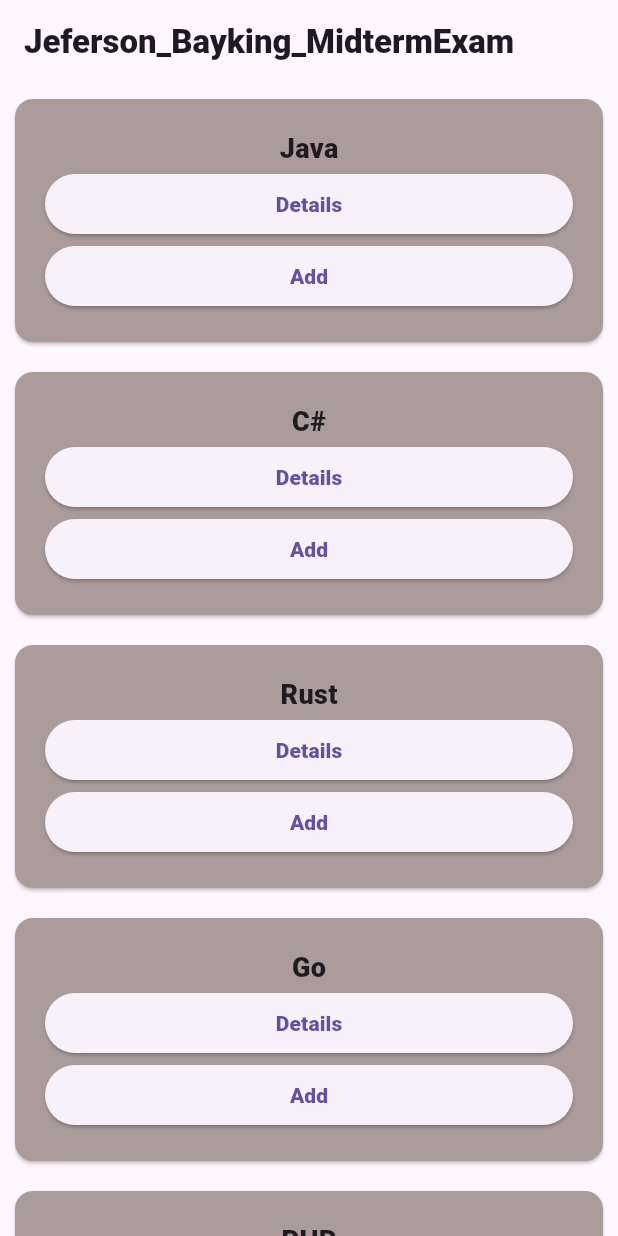
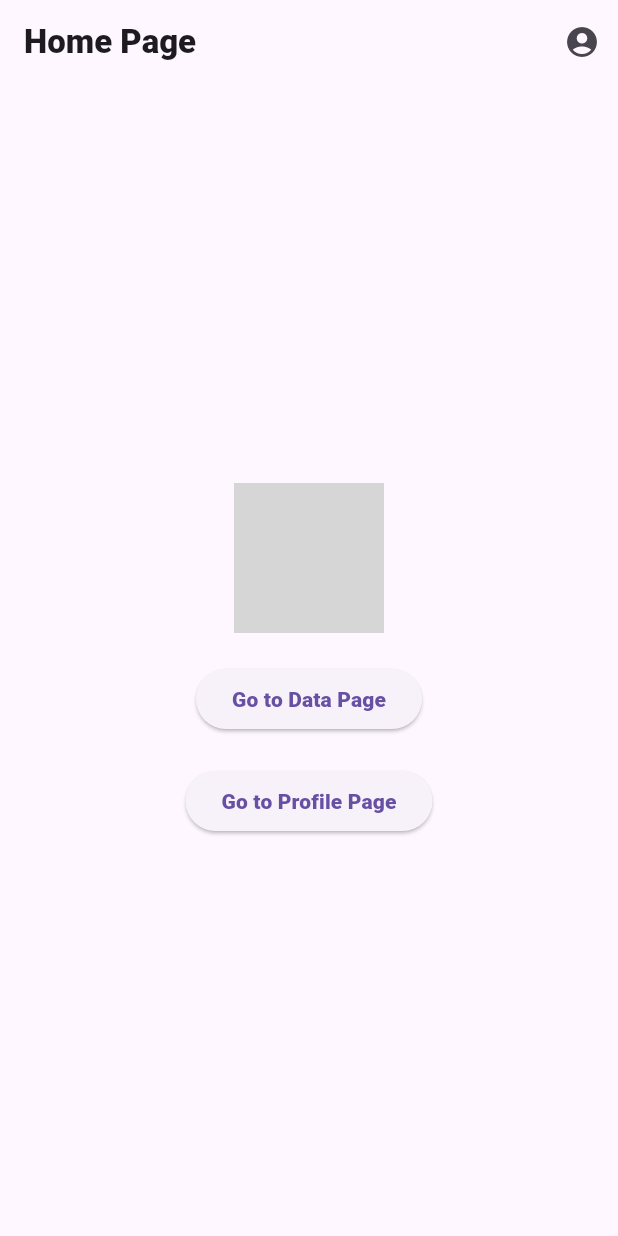
Before and after one commit to LouieBiongcog/FlutterFinal, a Flutter app: the screen it shows after launch, on a phone screen of 412 x 824 dp. Run offline on Flutter 3.47's test engine with Material 3 defaults, Android fonts, the phone set to English and light mode, and no system bars; grey boxes are pictures that could not be loaded.

Commit message:
first commit

```diff
--- a/lib/main.dart
+++ b/lib/main.dart
@@ -1,4 +1,7 @@
 import 'package:flutter/material.dart';
+import 'pages/home_page.dart';
+import 'pages/profile_page.dart';
+import 'pages/data_page.dart';
 
 void main() {
   runApp(MyApp());
@@ -7,105 +10,19 @@ void main() {
 class MyApp extends StatelessWidget {
   @override
   Widget build(BuildContext context) {
+
     return MaterialApp(
-      title: 'Jeferson_Bayking_MidtermExam',
-      home: HomeScreen(),
+      title: 'Dynamic Flutter App',
+      theme: ThemeData(
+        primarySwatch: Colors.blue,
+        visualDensity: VisualDensity.adaptivePlatformDensity,
+      ),
+      initialRoute: '/',
+      routes: {
+        '/': (context) => HomePage(),
+        '/profile': (context) => ProfilePage(),
+        '/data': (context) => DataPage(),
+      },
     );
   }
 }
-
-class HomeScreen extends StatefulWidget {
-  @override
-  _HomeScreenState createState() => _HomeScreenState();
-}
-
-class _HomeScreenState extends State<HomeScreen> {
-  final List<Item> items = [
-    Item('Java'),
-    Item('C#'),
-    Item('Rust'),
-    Item('Go'),
-    Item('PHP'),
-    Item('JavaScript'),
-    Item('Ruby'),
-    Item('C++'),
-    Item('Bisaya'),
-    Item('Tagalog'),
-    Item('Spanish'),
-  ];
-
-  @override
-  Widget build(BuildContext context) {
-    return Scaffold(
-      appBar: AppBar(
-        title: Text('Jeferson_Bayking_MidtermExam'),
-      ),
-      body: ListView.builder(
-        itemCount: items.length,
-        itemBuilder: (context, index) {
-          return ItemCard(item: items[index], onDetails: showDetails, onAdd: markAsAdded);
-        },
-      ),
-    );
-  }
-
-  void showDetails(String itemName) {
-    print('$itemName details displayed.');
-  }
-
-  void markAsAdded(Item item) {
-    setState(() {
-      item.isAdded = true;
-    });
-  }
-}
-
-class Item {
-  String name;
-  bool isAdded = false;
-
-  Item(this.name);
-}
-
-class ItemCard extends StatelessWidget {
-  final Item item;
-  final Function(String) onDetails;
-  final Function(Item) onAdd;
-
-  ItemCard({required this.item, required this.onDetails, required this.onAdd});
-
-  @override
-  Widget build(BuildContext context) {
-    return Card(
-      color: item.isAdded ? Colors.green : const Color.fromARGB(255, 172, 155, 155),
-      margin: EdgeInsets.all(10.0),
-      child: Padding(
-        padding: const EdgeInsets.all(20.0),
-        child: Column(
-          children: [
-            Text(item.name, style: TextStyle(fontSize: 18)),
-            Column(
-              mainAxisAlignment: MainAxisAlignment.spaceEvenly,
-              children: [
-                SizedBox(
-                          width: double.infinity,
-                          child: ElevatedButton.icon(
-                            onPressed: () => onDetails(item.name),
-                            label: Text('Details'),
-                          ),
-                        ),
-                SizedBox(
-                          width: double.infinity,
-                          child: ElevatedButton.icon(
-                            onPressed: () => onAdd(item),
-                            label: Text(item.isAdded ? 'Added' : 'Add'),
-                          ),
-                        ),
-              ],
-            ),
-          ],
-        ),
-      ),
-    );
-  }
-}
--- /dev/null
+++ b/lib/pages/home_page.dart
@@ -0,0 +1,48 @@
+import 'package:flutter/material.dart';
+import 'package:flutter/widgets.dart';
+
+class HomePage extends StatelessWidget {
+  @override
+  Widget build(BuildContext context) {
+    return Scaffold(
+      appBar: AppBar(
+        title: Text('Home Page'),
+        actions: [
+          IconButton(
+            icon: Icon(Icons.account_circle),
+            onPressed: () {
+              Navigator.pushNamed(context, '/profile');
+            },
+          )
+        ],
+      ),
+      body: Center(
+        child: Column(
+          mainAxisAlignment: MainAxisAlignment.center,
+          children: <Widget>[
+
+            Image.asset('assets/hakari.jpeg', height: 100),
+            SizedBox(height: 20),
+
+
+            ElevatedButton(
+              onPressed: () {
+                Navigator.pushNamed(context, '/data');
+              },
+              child: Text('Go to Data Page'),
+            ),
+
+
+            SizedBox(height: 20), // Add some spacing
+            ElevatedButton(
+              onPressed: () {
+                Navigator.pushNamed(context, '/profile');
+              },
+              child: Text('Go to Profile Page'),
+            ),
+          ],
+        ),
+      ),
+    );
+  }
+}
--- /dev/null
+++ b/lib/routes.dart
@@ -0,0 +1,22 @@
+//routes.dart
+
+import 'package:flutter/material.dart';
+import 'home_page.dart';
+import 'info_page.dart';
+import 'profile_page.dart';
+
+class AppRoutes {
+
+  static const String home = '/';
+  static const String info = '/info';
+  static const String profile = '/profile';
+
+
+  static Map<String, WidgetBuilder> define() {
+    return {
+      home: (context) => HomePage(),
+      info: (context) => InfoPage(),
+      profile: (context) => ProfilePage(),
+    };
+  }
+}
--- a/pubspec.yaml
+++ b/pubspec.yaml
@@ -39,6 +39,7 @@ dependencies:
 dev_dependencies:
   flutter_test:
     sdk: flutter
+  http: ^0.13.4
 
   # The "flutter_lints" package below contains a set of recommended lints to
   # encourage good coding practices. The lint set provided by the package is
@@ -61,7 +62,7 @@ flutter:
   # To add assets to your application, add an assets section, like this:
   assets:
     - assets/capy.jpg
-    - assets/hakari.jpeg
+    - assets/profile.jpeg
     - assets/maki.webp
     - assets/yuta.webp
 
```
Also changed, not shown: lib/models/post.dart (added, +15 -0 lines), lib/pages/data_page.dart (added, +146 -0 lines), lib/pages/profile_page.dart (added, +32 -0 lines), lib/profile_page.dart (added, +25 -0 lines), lib/widgets/custom_button.dart (added, +16 -0 lines), lib/widgets/custom_card.dart (added, +34 -0 lines), assets/hakari.jpeg (deleted), assets/profile.jpeg (added), lib/data/data.dart (added), pubspec.lock.
